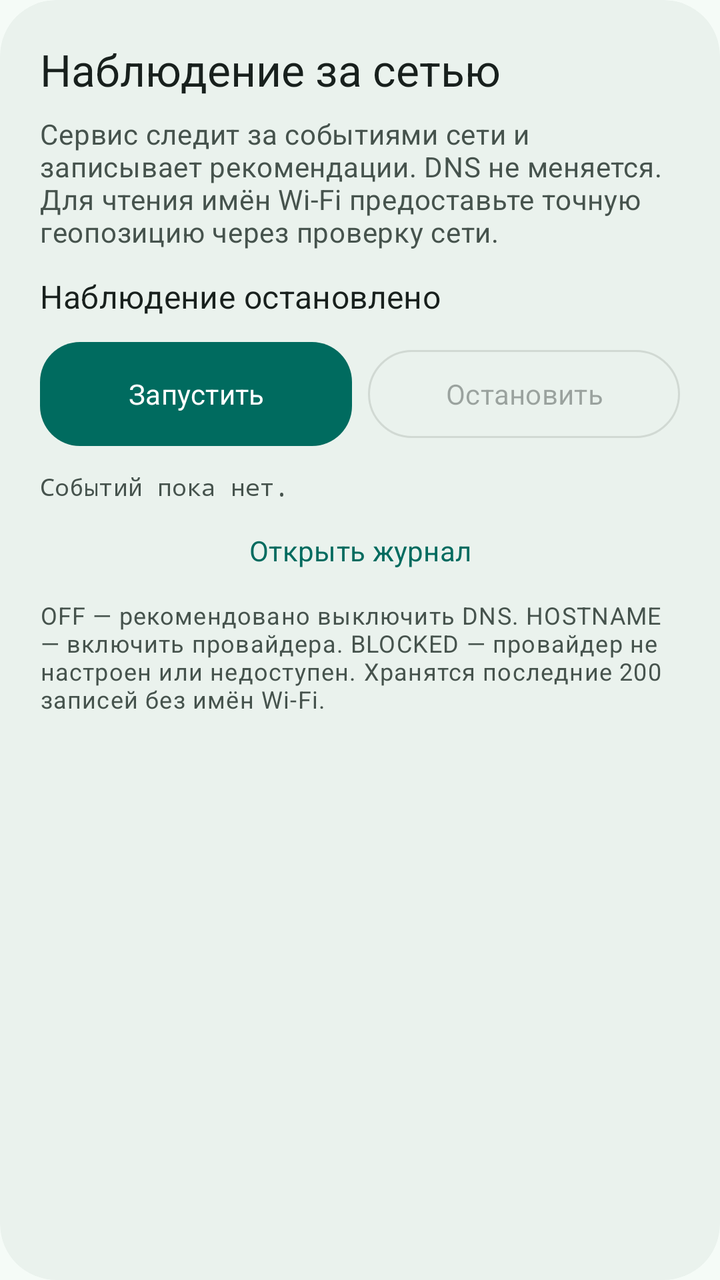
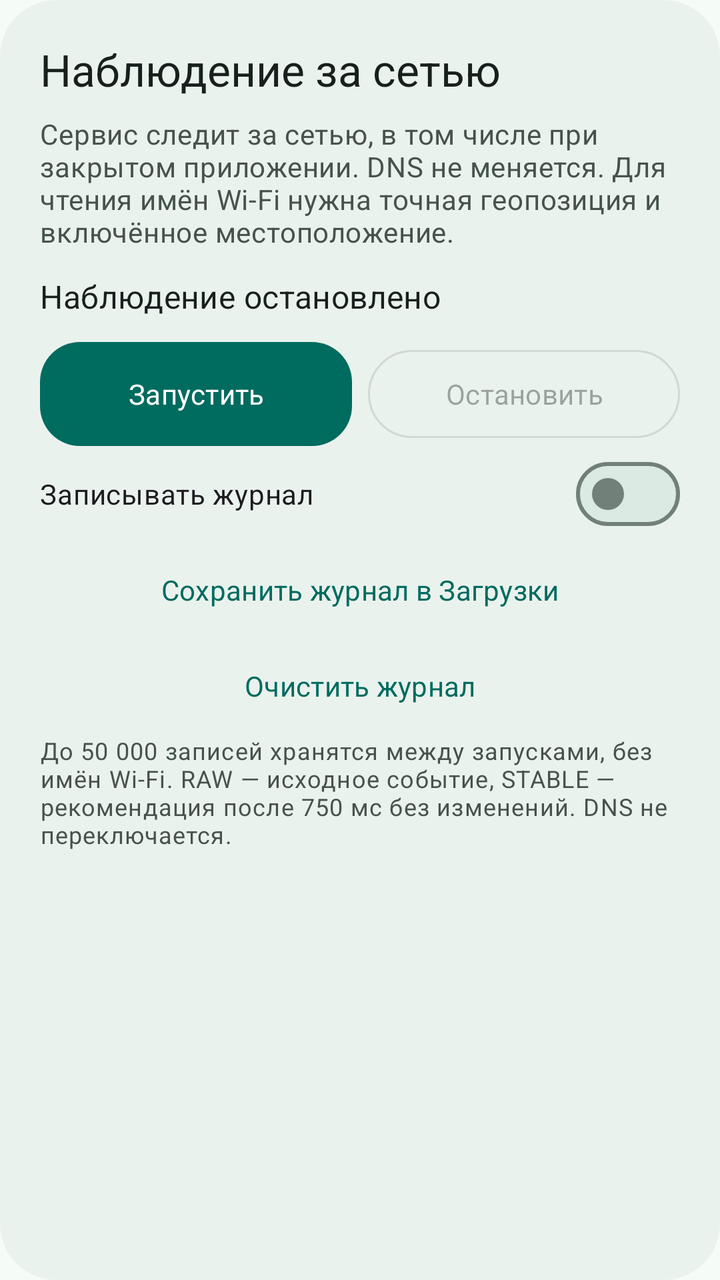

The first picture is an Android layout as it rendered before a commit; the second is the same layout after the commit. The layout source and the unified diff follow.
<!-- AndroidManifest.xml: application theme Theme.PdnsAutoSwitch -->
<!-- res/layout/section_observation.xml -->
<?xml version="1.0" encoding="utf-8"?>
<com.google.android.material.card.MaterialCardView xmlns:android="http://schemas.android.com/apk/res/android"
    style="@style/Widget.Pdns.Card" android:layout_width="match_parent"
    android:layout_height="wrap_content" android:layout_marginTop="16dp">
    <LinearLayout android:layout_width="match_parent" android:layout_height="wrap_content"
        android:orientation="vertical" android:padding="20dp">
        <TextView android:layout_width="match_parent" android:layout_height="wrap_content"
            android:text="@string/observation_title" android:textAppearance="@style/Text.Pdns.Title" />
        <TextView android:layout_width="match_parent" android:layout_height="wrap_content"
            android:layout_marginTop="8dp" android:text="@string/observation_hint" android:textAppearance="@style/Text.Pdns.Body" />
        <TextView android:id="@+id/observation_status" android:layout_width="match_parent"
            android:layout_height="wrap_content" android:layout_marginTop="12dp"
            android:text="@string/observation_stopped" android:textAppearance="@style/TextAppearance.Material3.TitleMedium"
            android:textColor="?attr/colorOnSurface" android:accessibilityLiveRegion="polite" />
        <LinearLayout android:layout_width="match_parent" android:layout_height="wrap_content"
            android:orientation="horizontal" android:layout_marginTop="12dp">
            <com.google.android.material.button.MaterialButton android:id="@+id/observation_start"
                android:layout_width="0dp" android:layout_weight="1" android:layout_height="wrap_content"
                android:minHeight="52dp" android:textAllCaps="false" android:text="@string/observation_start" />
            <com.google.android.material.button.MaterialButton android:id="@+id/observation_stop"
                style="@style/Widget.Material3.Button.OutlinedButton" android:layout_width="0dp"
                android:layout_weight="1" android:layout_height="wrap_content" android:layout_marginStart="8dp"
                android:minHeight="52dp" android:textAllCaps="false" android:text="@string/observation_stop" android:enabled="false" />
        </LinearLayout>
        <TextView android:id="@+id/observation_preview" android:layout_width="match_parent"
            android:layout_height="wrap_content" android:layout_marginTop="12dp" android:maxLines="8"
            android:ellipsize="end" android:fontFamily="monospace" android:textSize="12sp"
            android:textColor="?attr/colorOnSurfaceVariant" android:text="@string/observation_empty" />
        <com.google.android.material.button.MaterialButton android:id="@+id/observation_view_log"
            style="@style/Widget.Material3.Button.TextButton" android:layout_width="match_parent"
            android:layout_height="wrap_content" android:minHeight="48dp" android:textAllCaps="false"
            android:text="@string/observation_view_log" />
        <TextView android:layout_width="match_parent" android:layout_height="wrap_content"
            android:text="@string/observation_legend" android:textAppearance="@style/TextAppearance.Material3.BodySmall"
            android:textColor="?attr/colorOnSurfaceVariant" />
    </LinearLayout>
</com.google.android.material.card.MaterialCardView>
<!-- resources referenced by this layout -->
<resources>
  <string name="observation_empty">Событий пока нет.</string>
  <string name="observation_hint">Сервис следит за событиями сети и записывает рекомендации. DNS не меняется. Для чтения имён Wi-Fi предоставьте точную геопозицию через проверку сети.</string>
  <string name="observation_legend">OFF — рекомендовано выключить DNS. HOSTNAME — включить провайдера. BLOCKED — провайдер не настроен или недоступен. Хранятся последние 200 записей без имён Wi-Fi.</string>
  <string name="observation_start">Запустить</string>
  <string name="observation_stop">Остановить</string>
  <string name="observation_stopped">Наблюдение остановлено</string>
  <string name="observation_title">Наблюдение за сетью</string>
  <string name="observation_view_log">Открыть журнал</string>
  <style name="Text.Pdns.Body" parent="TextAppearance.Material3.BodyMedium">
          <item name="android:textColor">?attr/colorOnSurfaceVariant</item>
      </style>
  <style name="Text.Pdns.Title" parent="TextAppearance.Material3.TitleLarge">
          <item name="android:textColor">?attr/colorOnSurface</item>
          <item name="android:fontFamily">sans-serif-medium</item>
      </style>
  <style name="Widget.Pdns.Card" parent="Widget.Material3.CardView.Filled">
          <item name="cardCornerRadius">28dp</item>
          <item name="cardElevation">0dp</item>
          <item name="strokeWidth">0dp</item>
          <item name="cardBackgroundColor">?attr/colorSurfaceContainerLow</item>
      </style>
  <color name="pdns_primary">#006B5F</color>
  <color name="pdns_on_primary">#FFFFFF</color>
  <color name="pdns_primary_container">#9EF2DF</color>
  <color name="pdns_on_primary_container">#00201A</color>
  <color name="pdns_secondary_container">#DCEAE4</color>
  <color name="pdns_on_surface">#18201D</color>
  <color name="pdns_surface">#F5FBF7</color>
  <color name="pdns_card">#EAF2ED</color>
  <color name="pdns_on_surface_variant">#46534D</color>
  <color name="pdns_outline">#718079</color>
  <color name="pdns_outline_variant">#BECBC4</color>
  <style name="Widget.Pdns.Button" parent="Widget.Material3.Button">
          <item name="android:textAllCaps">false</item>
          <item name="cornerRadius">20dp</item>
          <item name="android:minHeight">56dp</item>
          <item name="android:insetTop">0dp</item>
          <item name="android:insetBottom">0dp</item>
      </style>
  <!-- unchanged entries left out for length: 1 -->
</resources>

<!-- the commit's change to res/layout/section_observation.xml (unified diff, before → after) -->
@@ -22,14 +22,17 @@
                 android:layout_weight="1" android:layout_height="wrap_content" android:layout_marginStart="8dp"
                 android:minHeight="52dp" android:textAllCaps="false" android:text="@string/observation_stop" android:enabled="false" />
         </LinearLayout>
-        <TextView android:id="@+id/observation_preview" android:layout_width="match_parent"
-            android:layout_height="wrap_content" android:layout_marginTop="12dp" android:maxLines="8"
-            android:ellipsize="end" android:fontFamily="monospace" android:textSize="12sp"
-            android:textColor="?attr/colorOnSurfaceVariant" android:text="@string/observation_empty" />
-        <com.google.android.material.button.MaterialButton android:id="@+id/observation_view_log"
+        <com.google.android.material.materialswitch.MaterialSwitch android:id="@+id/observation_logging"
+            android:layout_width="match_parent" android:layout_height="wrap_content"
+            android:minHeight="48dp" android:text="@string/observation_logging" />
+        <com.google.android.material.button.MaterialButton android:id="@+id/observation_save"
             style="@style/Widget.Material3.Button.TextButton" android:layout_width="match_parent"
             android:layout_height="wrap_content" android:minHeight="48dp" android:textAllCaps="false"
-            android:text="@string/observation_view_log" />
+            android:text="@string/observation_save" />
+        <com.google.android.material.button.MaterialButton android:id="@+id/observation_clear"
+            style="@style/Widget.Material3.Button.TextButton" android:layout_width="match_parent"
+            android:layout_height="wrap_content" android:minHeight="48dp" android:textAllCaps="false"
+            android:text="@string/observation_clear" />
         <TextView android:layout_width="match_parent" android:layout_height="wrap_content"
             android:text="@string/observation_legend" android:textAppearance="@style/TextAppearance.Material3.BodySmall"
             android:textColor="?attr/colorOnSurfaceVariant" />
<!-- resource entries referenced after the edit -->
@@ -1,13 +1,14 @@
 <!-- resources referenced by this layout -->
 <resources>
-  <string name="observation_empty">Событий пока нет.</string>
-  <string name="observation_hint">Сервис следит за событиями сети и записывает рекомендации. DNS не меняется. Для чтения имён Wi-Fi предоставьте точную геопозицию через проверку сети.</string>
-  <string name="observation_legend">OFF — рекомендовано выключить DNS. HOSTNAME — включить провайдера. BLOCKED — провайдер не настроен или недоступен. Хранятся последние 200 записей без имён Wi-Fi.</string>
+  <string name="observation_clear">Очистить журнал</string>
+  <string name="observation_hint">Сервис следит за сетью, в том числе при закрытом приложении. DNS не меняется. Для чтения имён Wi-Fi нужна точная геопозиция и включённое местоположение.</string>
+  <string name="observation_legend">До 50 000 записей хранятся между запусками, без имён Wi-Fi. RAW — исходное событие, STABLE — рекомендация после 750 мс без изменений. DNS не переключается.</string>
+  <string name="observation_logging">Записывать журнал</string>
+  <string name="observation_save">Сохранить журнал в Загрузки</string>
   <string name="observation_start">Запустить</string>
   <string name="observation_stop">Остановить</string>
   <string name="observation_stopped">Наблюдение остановлено</string>
   <string name="observation_title">Наблюдение за сетью</string>
-  <string name="observation_view_log">Открыть журнал</string>
   <style name="Text.Pdns.Body" parent="TextAppearance.Material3.BodyMedium">
           <item name="android:textColor">?attr/colorOnSurfaceVariant</item>
       </style>
